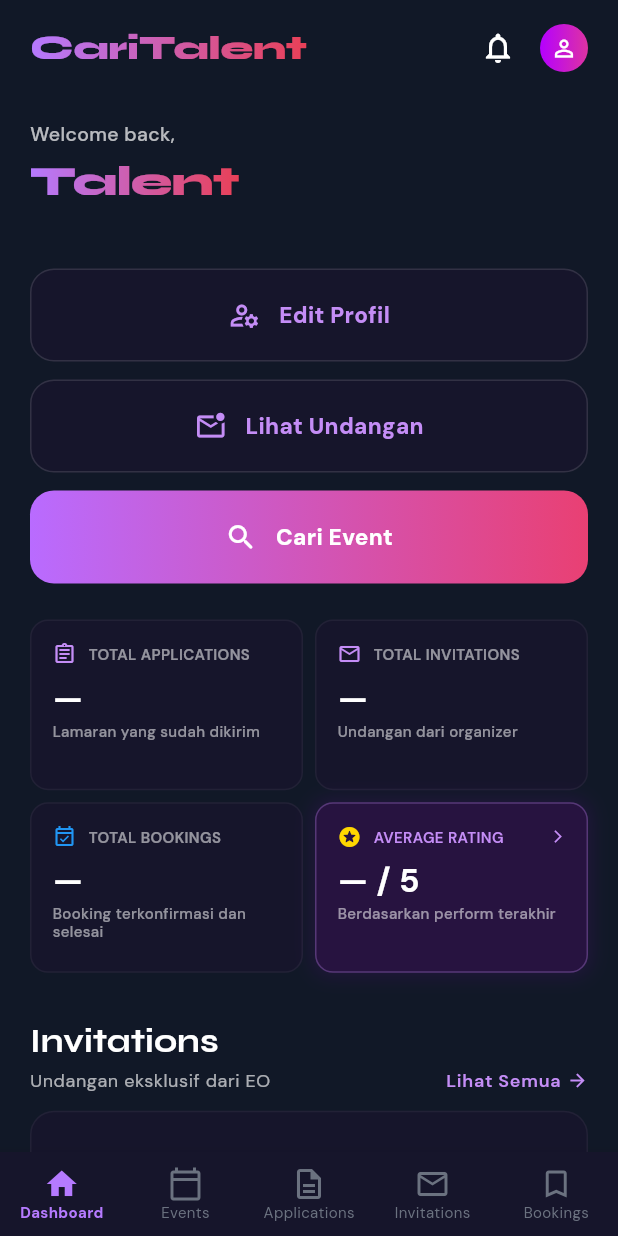
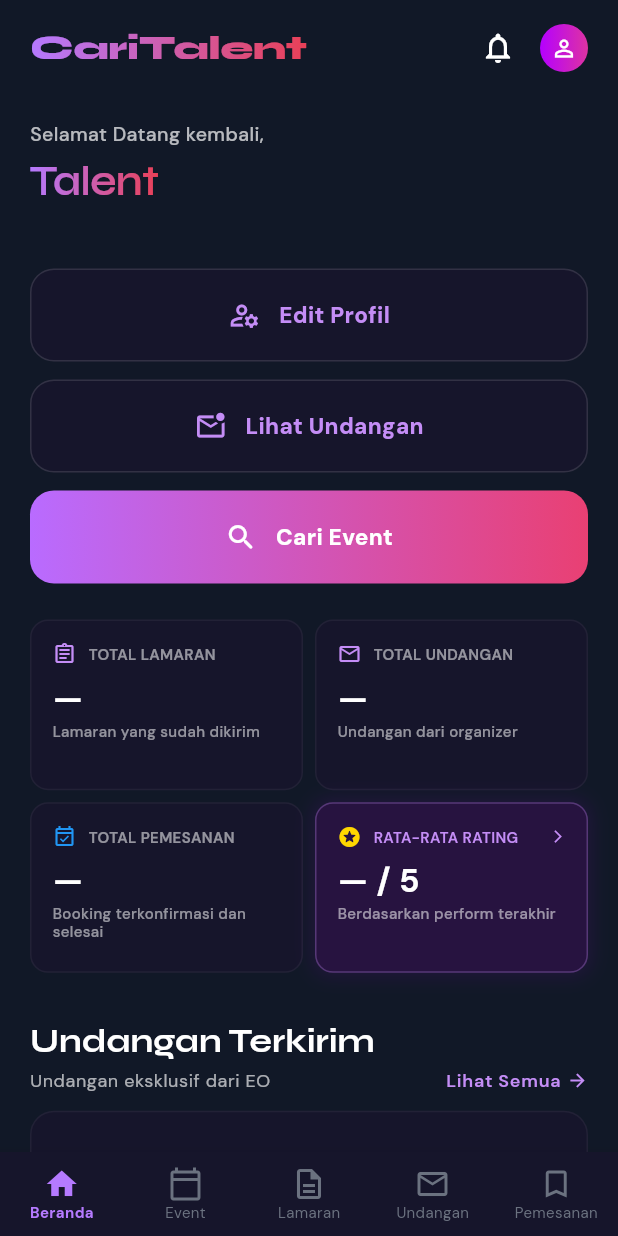
Before and after one commit to athilaramdani/CariTalent-Mobile, a Flutter app: the TalentDashboardPage screen opened by its route, on a phone screen of 412 x 824 dp. Run offline on Flutter 3.47's test engine with Material 3 defaults, Android fonts, the light colour scheme and no system bars; our stand-ins replace dio, flutter_map, flutter_riverpod, flutter_secure_storage, go_router, google_fonts and 1 more; accounts and stored records are empty; network calls fail.

Commit message:
style & translation fixes: pair fonts (Syne & DM Sans), translation to Indonesian, update splash/icons

```diff
--- a/lib/features/dashboard/presentation/pages/talent_dashboard_page.dart
+++ b/lib/features/dashboard/presentation/pages/talent_dashboard_page.dart
@@ -41,11 +41,11 @@ class TalentDashboardPage extends ConsumerWidget {
         selectedLabelStyle: const TextStyle(fontSize: 10, fontWeight: FontWeight.bold),
         unselectedLabelStyle: const TextStyle(fontSize: 10),
         items: const [
-          BottomNavigationBarItem(icon: Icon(Icons.home_outlined), activeIcon: Icon(Icons.home), label: 'Dashboard'),
-          BottomNavigationBarItem(icon: Icon(Icons.calendar_today_outlined), activeIcon: Icon(Icons.calendar_today), label: 'Events'),
-          BottomNavigationBarItem(icon: Icon(Icons.description_outlined), activeIcon: Icon(Icons.description), label: 'Applications'),
-          BottomNavigationBarItem(icon: Icon(Icons.mail_outline), activeIcon: Icon(Icons.mail), label: 'Invitations'),
-          BottomNavigationBarItem(icon: Icon(Icons.bookmark_outline), activeIcon: Icon(Icons.bookmark), label: 'Bookings'),
+          BottomNavigationBarItem(icon: Icon(Icons.home_outlined), activeIcon: Icon(Icons.home), label: 'Beranda'),
+          BottomNavigationBarItem(icon: Icon(Icons.calendar_today_outlined), activeIcon: Icon(Icons.calendar_today), label: 'Event'),
+          BottomNavigationBarItem(icon: Icon(Icons.description_outlined), activeIcon: Icon(Icons.description), label: 'Lamaran'),
+          BottomNavigationBarItem(icon: Icon(Icons.mail_outline), activeIcon: Icon(Icons.mail), label: 'Undangan'),
+          BottomNavigationBarItem(icon: Icon(Icons.bookmark_outline), activeIcon: Icon(Icons.bookmark), label: 'Pemesanan'),
         ],
       ),
     );
--- a/lib/features/dashboard/presentation/widgets/talent_applications_tab.dart
+++ b/lib/features/dashboard/presentation/widgets/talent_applications_tab.dart
@@ -6,6 +6,7 @@ import 'package:caritalent_mobile/features/dashboard/domain/application_model.da
 import 'package:caritalent_mobile/features/dashboard/presentation/widgets/event_map_button.dart';
 import 'package:flutter/material.dart';
 import 'package:flutter_riverpod/flutter_riverpod.dart';
+import 'package:google_fonts/google_fonts.dart';
 
 String? _applicationStatusValue(String label) {
   switch (label) {
@@ -72,12 +73,12 @@ class _TalentApplicationsTabState extends ConsumerState<TalentApplicationsTab> {
               const AppHeader(),
               const SizedBox(height: 32),
               GradientText(
-                'My Applications',
-                style:
-                    textTheme.headlineMedium?.copyWith(
-                      fontWeight: FontWeight.w900,
-                    ) ??
-                    const TextStyle(),
+                'Lamaran Terbaru',
+                style: GoogleFonts.syne(
+                  textStyle: textTheme.headlineMedium?.copyWith(
+                    fontWeight: FontWeight.w900,
+                  ),
+                ),
               ),
               const SizedBox(height: 8),
               Text(
--- a/lib/features/dashboard/presentation/widgets/talent_events_tab.dart
+++ b/lib/features/dashboard/presentation/widgets/talent_events_tab.dart
@@ -7,6 +7,7 @@ import 'package:caritalent_mobile/features/dashboard/presentation/widgets/event_
 import 'package:flutter/material.dart';
 import 'package:flutter/services.dart';
 import 'package:flutter_riverpod/flutter_riverpod.dart';
+import 'package:google_fonts/google_fonts.dart';
 
 // ─── Main Tab Widget ──────────────────────────────────────────────────────────
 
@@ -193,22 +194,23 @@ class _TalentEventsTabState extends ConsumerState<TalentEventsTab> {
                     children: [
                       const AppHeader(),
                       const SizedBox(height: 32),
-                      const Text('Find Opportunities',
+                       const Text('Temukan Peluang',
                           style: TextStyle(
                               color: Colors.white54,
                               fontSize: 13,
                               fontWeight: FontWeight.w500)),
                       const SizedBox(height: 4),
                       GradientText(
-                        'Browse Events',
-                        style: textTheme.headlineMedium?.copyWith(
-                                fontWeight: FontWeight.w900,
-                                letterSpacing: -0.5) ??
-                            const TextStyle(
-                                fontSize: 24, fontWeight: FontWeight.w900),
+                        'Event Saya',
+                        style: GoogleFonts.syne(
+                          textStyle: textTheme.headlineMedium?.copyWith(
+                            fontWeight: FontWeight.w900,
+                            letterSpacing: -0.5,
+                          ),
+                        ),
                       ),
                       const SizedBox(height: 8),
-                      Text('Discover and apply to open events',
+                      Text('Temukan dan lamar event yang dibuka',
                           style: textTheme.bodySmall
                               ?.copyWith(color: Colors.white38)),
                       const SizedBox(height: 16),
@@ -239,13 +241,15 @@ class _TalentEventsTabState extends ConsumerState<TalentEventsTab> {
                       ),
                       const SizedBox(height: 32),
 
-                      Text('Open Events',
-                          style: textTheme.titleMedium?.copyWith(
-                              fontWeight: FontWeight.bold,
-                              color: Colors.white)),
+                      Text('Event Dibuka',
+                          style: GoogleFonts.syne(
+                            textStyle: textTheme.titleMedium?.copyWith(
+                                fontWeight: FontWeight.bold,
+                                color: Colors.white),
+                          )),
                       const SizedBox(height: 4),
                       Text(
-                          'Browse through available events and apply to those that match your skills',
+                          'Telusuri event yang tersedia dan lamar yang sesuai dengan keahlian Anda',
                           style: textTheme.bodySmall),
                       const SizedBox(height: 16),
                     ],
--- a/lib/features/dashboard/presentation/widgets/talent_home_tab.dart
+++ b/lib/features/dashboard/presentation/widgets/talent_home_tab.dart
@@ -11,6 +11,7 @@ import 'package:flutter/material.dart';
 import 'package:flutter_riverpod/flutter_riverpod.dart';
 import 'package:caritalent_mobile/features/dashboard/presentation/pages/talent_reviews_page.dart';
 import 'package:go_router/go_router.dart';
+import 'package:google_fonts/google_fonts.dart';
 
 class TalentHomeTab extends ConsumerWidget {
   const TalentHomeTab({super.key});
@@ -44,16 +45,18 @@ class TalentHomeTab extends ConsumerWidget {
               crossAxisAlignment: CrossAxisAlignment.start,
               children: [
                 const Text(
-                  'Welcome back,',
+                  'Selamat Datang kembali,',
                   style: TextStyle(color: Colors.white70, fontSize: 13),
                 ),
                 const SizedBox(height: 4),
                 GradientText(
                   name,
-                  style: textTheme.headlineMedium?.copyWith(
-                    fontWeight: FontWeight.w900,
-                    letterSpacing: -0.5,
-                  ) ?? const TextStyle(),
+                  style: GoogleFonts.syne(
+                    textStyle: textTheme.headlineMedium?.copyWith(
+                      fontWeight: FontWeight.w600,
+                      letterSpacing: -0.5,
+                    ),
+                  ),
                 ),
                 const SizedBox(height: 16),
                 talentAsync.when(
@@ -86,7 +89,7 @@ class TalentHomeTab extends ConsumerWidget {
             const SizedBox(height: 32),
 
             // 5. Invitations Section
-            _buildSectionHeader(context, 'Invitations', 'Undangan eksklusif dari EO', textTheme, onSeeAll: () {
+            _buildSectionHeader(context, 'Undangan Terkirim', 'Undangan eksklusif dari EO', textTheme, onSeeAll: () {
               ref.read(talentNavIndexProvider.notifier).state = 3;
             }),
             const SizedBox(height: 12),
@@ -122,7 +125,7 @@ class TalentHomeTab extends ConsumerWidget {
             const SizedBox(height: 32),
 
             // 6. Upcoming Bookings Section
-            _buildSectionHeader(context, 'Upcoming Bookings', 'Booking terkonfirmasi', textTheme, onSeeAll: () {
+            _buildSectionHeader(context, 'Pemesanan', 'Booking terkonfirmasi', textTheme, onSeeAll: () {
               ref.read(talentNavIndexProvider.notifier).state = 4;
             }),
             const SizedBox(height: 12),
@@ -147,7 +150,7 @@ class TalentHomeTab extends ConsumerWidget {
             const SizedBox(height: 32),
 
             // 7. Recent Applications Section
-            _buildSectionHeader(context, 'Recent Applications', 'Lamaran event terbaru', textTheme, onSeeAll: () {
+            _buildSectionHeader(context, 'Lamaran Terbaru', 'Lamaran event terbaru', textTheme, onSeeAll: () {
               ref.read(talentNavIndexProvider.notifier).state = 2;
             }),
             const SizedBox(height: 12),
@@ -276,7 +279,7 @@ class TalentHomeTab extends ConsumerWidget {
         children: [
           Icon(Icons.circle, color: Color(0xFF2ECC71), size: 8),
           SizedBox(width: 6),
-          Text('Verified Talent', style: TextStyle(color: Color(0xFF2ECC71), fontSize: 10, fontWeight: FontWeight.bold)),
+          Text('Talent Terverifikasi', style: TextStyle(color: Color(0xFF2ECC71), fontSize: 10, fontWeight: FontWeight.bold)),
         ],
       ),
     );
@@ -315,17 +318,17 @@ class TalentHomeTab extends ConsumerWidget {
       mainAxisSpacing: 8,
       childAspectRatio: 1.6,
       children: [
-        _buildStatCard(context, 'TOTAL APPLICATIONS', appCount, 'Lamaran yang sudah dikirim',
+        _buildStatCard(context, 'TOTAL LAMARAN', appCount, 'Lamaran yang sudah dikirim',
             Icons.assignment_outlined, const Color(0xFFC48DF6)),
-        _buildStatCard(context, 'TOTAL INVITATIONS', invCount, 'Undangan dari organizer',
+        _buildStatCard(context, 'TOTAL UNDANGAN', invCount, 'Undangan dari organizer',
             Icons.mail_outline, const Color(0xFFC48DF6)),
-        _buildStatCard(context, 'TOTAL BOOKINGS', bookCount, 'Booking terkonfirmasi dan selesai',
+        _buildStatCard(context, 'TOTAL PEMESANAN', bookCount, 'Booking terkonfirmasi dan selesai',
             Icons.event_available_outlined, Colors.blue),
         GestureDetector(
           onTap: () => Navigator.push(context, MaterialPageRoute(builder: (_) => const TalentReviewsPage())),
           child: _buildStatCard(
             context,
-            'AVERAGE RATING',
+            'RATA-RATA RATING',
             rating,
             'Berdasarkan perform terakhir',
             Icons.stars_rounded,
@@ -401,7 +404,12 @@ class TalentHomeTab extends ConsumerWidget {
         Column(
           crossAxisAlignment: CrossAxisAlignment.start,
           children: [
-            Text(title, style: textTheme.titleLarge?.copyWith(fontWeight: FontWeight.bold)),
+            Text(
+              title,
+              style: GoogleFonts.syne(
+                textStyle: textTheme.titleLarge?.copyWith(fontWeight: FontWeight.bold),
+              ),
+            ),
             const SizedBox(height: 4),
             Text(subtitle, style: textTheme.bodySmall),
           ],
@@ -562,7 +570,7 @@ class TalentHomeTab extends ConsumerWidget {
             mainAxisAlignment: MainAxisAlignment.spaceBetween,
             children: [
               const Text(
-                'Agreed Price',
+                'Harga Deal',
                 style: TextStyle(color: Colors.white54, fontSize: 13),
               ),
               Text(
@@ -764,23 +772,23 @@ class TalentHomeTab extends ConsumerWidget {
     final lower = value.toLowerCase();
     switch (lower) {
       case 'pending':
-        return 'Pending';
+        return 'Menunggu';
       case 'accepted':
       case 'diterima':
-        return 'Accepted';
+        return 'Diterima';
       case 'rejected':
       case 'ditolak':
-        return 'Rejected';
+        return 'Ditolak';
       case 'confirmed':
       case 'dikonfirmasi':
-        return 'Confirmed';
+        return 'Dikonfirmasi';
       case 'completed':
       case 'selesai':
-        return 'Completed';
+        return 'Selesai';
       case 'cancelled':
       case 'canceled':
       case 'dibatalkan':
-        return 'Cancelled';
+        return 'Dibatalkan';
       default:
         return '${value[0].toUpperCase()}${value.substring(1)}';
     }
--- a/lib/features/public/presentation/pages/public_home_page.dart
+++ b/lib/features/public/presentation/pages/public_home_page.dart
@@ -1,5 +1,3 @@
-import 'package:caritalent_mobile/app/theme/app_theme.dart';
-import 'package:caritalent_mobile/core/widgets/gradient_text.dart';
 import 'package:caritalent_mobile/features/auth/presentation/pages/login_page.dart';
 import 'package:caritalent_mobile/features/auth/presentation/pages/register_talent_page.dart';
 import 'package:caritalent_mobile/features/auth/presentation/pages/register_eo_page.dart';
```
Also changed, not shown: lib/features/auth/presentation/pages/splash_page.dart (+6 -1 lines), lib/features/dashboard/presentation/pages/talent_profile_page.dart (+15 -6 lines), lib/features/dashboard/presentation/pages/talent_reviews_page.dart (+20 -13 lines), lib/features/dashboard/presentation/widgets/eo_bookings_tab.dart (+6 -3 lines), lib/features/dashboard/presentation/widgets/eo_events_tab.dart (+7 -5 lines), lib/features/dashboard/presentation/widgets/eo_home_tab.dart (+8 -5 lines), lib/features/dashboard/presentation/widgets/eo_invitations_tab.dart (+6 -3 lines), lib/features/dashboard/presentation/widgets/eo_profile_tab.dart (+6 -3 lines), lib/features/dashboard/presentation/widgets/talent_bookings_tab.dart (+20 -12 lines), lib/features/dashboard/presentation/widgets/talent_invitations_tab.dart (+7 -6 lines), lib/features/dashboard/presentation/widgets/talent_profile_tab.dart (+16 -9 lines), 9 other files.
